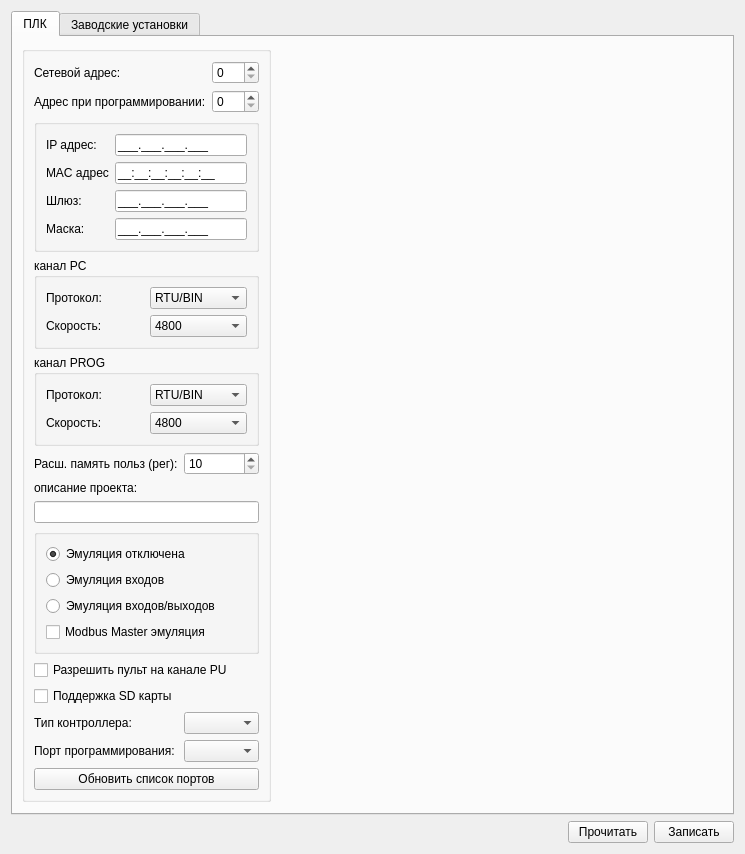
atikbif/relkonIDE, file settingsform.ui: the form before one commit.
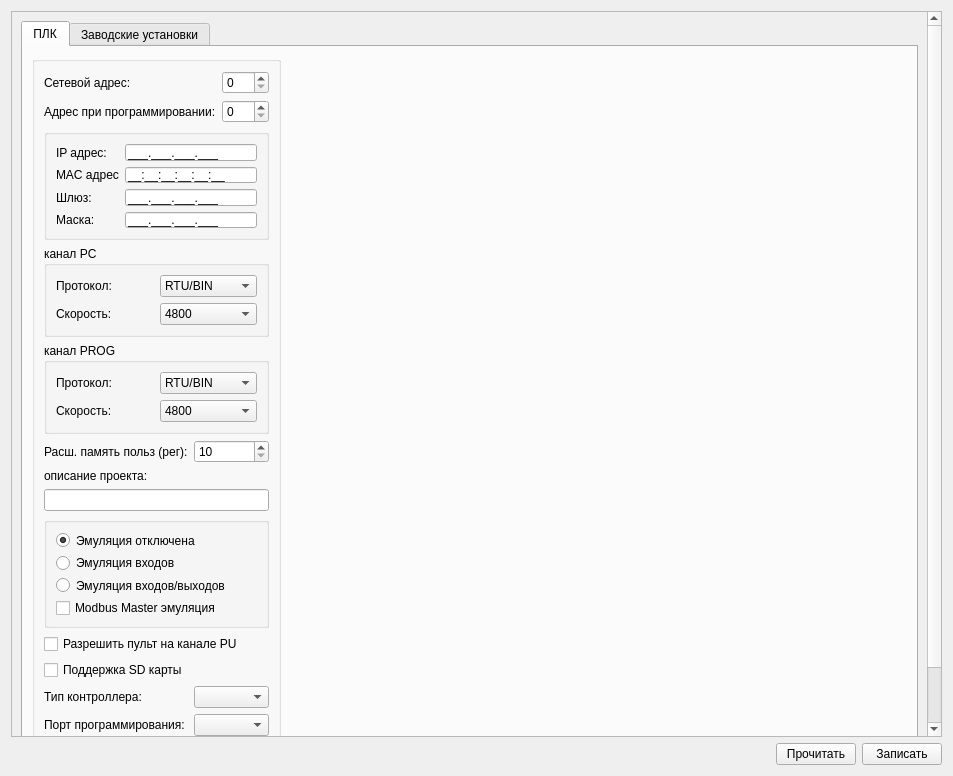
The form after the commit.

The edit to the form file:
```diff
--- a/settingsform.ui
+++ b/settingsform.ui
@@ -6,15 +6,57 @@
    <rect>
     <x>0</x>
     <y>0</y>
-    <width>745</width>
-    <height>751</height>
+    <width>953</width>
+    <height>776</height>
    </rect>
   </property>
   <property name="windowTitle">
    <string>Form</string>
   </property>
   <layout class="QGridLayout" name="gridLayout_6">
-   <item row="0" column="0" colspan="3">
+   <item row="1" column="1">
+    <spacer name="horizontalSpacer_4">
+     <property name="orientation">
+      <enum>Qt::Horizontal</enum>
+     </property>
+     <property name="sizeHint" stdset="0">
+      <size>
+       <width>943</width>
+       <height>20</height>
+      </size>
+     </property>
+    </spacer>
+   </item>
+   <item row="1" column="2">
+    <widget class="QPushButton" name="pushButtonFromPLC">
+     <property name="text">
+      <string>Прочитать</string>
+     </property>
+    </widget>
+   </item>
+   <item row="1" column="3">
+    <widget class="QPushButton" name="pushButtonToPLC">
+     <property name="text">
+      <string>Записать</string>
+     </property>
+    </widget>
+   </item>
+   <item row="0" column="0" colspan="4">
+    <widget class="QScrollArea" name="scrollArea">
+     <property name="widgetResizable">
+      <bool>true</bool>
+     </property>
+     <widget class="QWidget" name="scrollAreaWidgetContents">
+      <property name="geometry">
+       <rect>
+        <x>0</x>
+        <y>0</y>
+        <width>916</width>
+        <height>747</height>
+       </rect>
+      </property>
+      <layout class="QGridLayout" name="gridLayout_10">
+       <item row="0" column="0">
     <widget class="QTabWidget" name="tabWidget">
      <property name="currentIndex">
       <number>0</number>
@@ -26,11 +68,92 @@
       <layout class="QGridLayout" name="gridLayout_8">
        <item row="0" column="0">
         <widget class="QGroupBox" name="groupBox_8">
+             <property name="maximumSize">
+              <size>
+               <width>16777215</width>
+               <height>720</height>
+              </size>
+             </property>
          <property name="title">
           <string/>
          </property>
          <layout class="QGridLayout" name="gridLayout_7">
-          <item row="1" column="0" colspan="2">
+              <item row="2" column="1" colspan="2">
+               <widget class="QGroupBox" name="groupBox_4">
+                <property name="title">
+                 <string>канал PС</string>
+                </property>
+                <layout class="QVBoxLayout" name="verticalLayout_4">
+                 <item>
+                  <layout class="QGridLayout" name="gridLayout_4">
+                   <item row="0" column="0">
+                    <widget class="QLabel" name="label_7">
+                     <property name="text">
+                      <string>Протокол:</string>
+                     </property>
+                    </widget>
+                   </item>
+                   <item row="0" column="1">
+                    <widget class="QComboBox" name="comboBoxPcProtocol">
+                     <item>
+                      <property name="text">
+                       <string>RTU/BIN</string>
+                      </property>
+                     </item>
+                     <item>
+                      <property name="text">
+                       <string>ASCII</string>
+                      </property>
+                     </item>
+                    </widget>
+                   </item>
+                   <item row="1" column="0">
+                    <widget class="QLabel" name="label_8">
+                     <property name="text">
+                      <string>Скорость:</string>
+                     </property>
+                    </widget>
+                   </item>
+                   <item row="1" column="1">
+                    <widget class="QComboBox" name="comboBoxPcSpeed">
+                     <item>
+                      <property name="text">
+                       <string>4800</string>
+                      </property>
+                     </item>
+                     <item>
+                      <property name="text">
+                       <string>9600</string>
+                      </property>
+                     </item>
+                     <item>
+                      <property name="text">
+                       <string>19200</string>
+                      </property>
+                     </item>
+                     <item>
+                      <property name="text">
+                       <string>38400</string>
+                      </property>
+                     </item>
+                     <item>
+                      <property name="text">
+                       <string>57600</string>
+                      </property>
+                     </item>
+                     <item>
+                      <property name="text">
+                       <string>115200</string>
+                      </property>
+                     </item>
+                    </widget>
+                   </item>
+                  </layout>
+                 </item>
+                </layout>
+               </widget>
+              </item>
+              <item row="1" column="1" colspan="2">
            <widget class="QGroupBox" name="groupBox_2">
             <property name="title">
              <string/>
@@ -99,82 +222,7 @@
             </layout>
            </widget>
           </item>
-          <item row="2" column="0" colspan="2">
-           <widget class="QGroupBox" name="groupBox_4">
-            <property name="title">
-             <string>канал PС</string>
-            </property>
-            <layout class="QVBoxLayout" name="verticalLayout_4">
-             <item>
-              <layout class="QGridLayout" name="gridLayout_4">
-               <item row="0" column="0">
-                <widget class="QLabel" name="label_7">
-                 <property name="text">
-                  <string>Протокол:</string>
-                 </property>
-                </widget>
-               </item>
-               <item row="0" column="1">
-                <widget class="QComboBox" name="comboBoxPcProtocol">
-                 <item>
-                  <property name="text">
-                   <string>RTU/BIN</string>
-                  </property>
-                 </item>
-                 <item>
-                  <property name="text">
-                   <string>ASCII</string>
-                  </property>
-                 </item>
-                </widget>
-               </item>
-               <item row="1" column="0">
-                <widget class="QLabel" name="label_8">
-                 <property name="text">
-                  <string>Скорость:</string>
-                 </property>
-                </widget>
-               </item>
-               <item row="1" column="1">
-                <widget class="QComboBox" name="comboBoxPcSpeed">
-                 <item>
-                  <property name="text">
-                   <string>4800</string>
-                  </property>
-                 </item>
-                 <item>
-                  <property name="text">
-                   <string>9600</string>
-                  </property>
-                 </item>
-                 <item>
-                  <property name="text">
-                   <string>19200</string>
-                  </property>
-                 </item>
-                 <item>
-                  <property name="text">
-                   <string>38400</string>
-                  </property>
-                 </item>
-                 <item>
-                  <property name="text">
-                   <string>57600</string>
-                  </property>
-                 </item>
-                 <item>
-                  <property name="text">
-                   <string>115200</string>
-                  </property>
-                 </item>
-                </widget>
-               </item>
-              </layout>
-             </item>
-            </layout>
-           </widget>
-          </item>
-          <item row="3" column="0" colspan="2">
+              <item row="3" column="1" colspan="2">
            <widget class="QGroupBox" name="groupBox_3">
             <property name="title">
              <string>канал PROG</string>
@@ -249,7 +297,7 @@
             </layout>
            </widget>
           </item>
-          <item row="8" column="0" colspan="2">
+              <item row="8" column="1" colspan="2">
            <widget class="QGroupBox" name="groupBox_6">
             <property name="title">
              <string/>
@@ -289,31 +337,48 @@
             </layout>
            </widget>
           </item>
-          <item row="10" column="0" colspan="2">
+              <item row="10" column="1" colspan="2">
            <widget class="QCheckBox" name="checkBoxSD">
             <property name="text">
              <string>Поддержка SD карты</string>
             </property>
            </widget>
           </item>
-          <item row="11" column="0">
+              <item row="11" column="1">
            <widget class="QLabel" name="label_9">
             <property name="text">
              <string>Тип контроллера:</string>
             </property>
            </widget>
           </item>
-          <item row="11" column="1">
-           <widget class="QComboBox" name="comboBoxPLCType"/>
-          </item>
-          <item row="9" column="0" colspan="2">
+              <item row="9" column="1" colspan="2">
            <widget class="QCheckBox" name="checkBoxDisplay">
             <property name="text">
              <string>Разрешить пульт на канале PU</string>
             </property>
            </widget>
           </item>
-          <item row="0" column="0" colspan="2">
+              <item row="11" column="2">
+               <widget class="QComboBox" name="comboBoxPLCType"/>
+              </item>
+              <item row="14" column="1" colspan="2">
+               <widget class="QPushButton" name="pushButtonPortListUpdate">
+                <property name="text">
+                 <string>Обновить список портов</string>
+                </property>
+               </widget>
+              </item>
+              <item row="5" column="2">
+               <widget class="QSpinBox" name="spinBoxEMemSize">
+                <property name="minimum">
+                 <number>10</number>
+                </property>
+                <property name="maximum">
+                 <number>10000</number>
+                </property>
+               </widget>
+              </item>
+              <item row="0" column="1" colspan="2">
            <layout class="QGridLayout" name="gridLayout">
             <item row="1" column="1">
              <widget class="QSpinBox" name="spinBoxProgAddr">
@@ -345,66 +410,36 @@
             </item>
            </layout>
           </item>
-          <item row="14" column="0" colspan="2">
-           <widget class="QPushButton" name="pushButtonPortListUpdate">
-            <property name="text">
-             <string>Обновить список портов</string>
-            </property>
-           </widget>
-          </item>
-          <item row="5" column="1">
-           <widget class="QSpinBox" name="spinBoxEMemSize">
-            <property name="minimum">
-             <number>10</number>
-            </property>
-            <property name="maximum">
-             <number>1000</number>
-            </property>
-           </widget>
-          </item>
-          <item row="13" column="0">
+              <item row="7" column="1" colspan="2">
+               <widget class="QLineEdit" name="lineEditProjectDefenition"/>
+              </item>
+              <item row="13" column="1">
            <widget class="QLabel" name="label_10">
             <property name="text">
              <string>Порт программирования:</string>
             </property>
            </widget>
           </item>
-          <item row="5" column="0">
+              <item row="6" column="1">
+               <widget class="QLabel" name="label_13">
+                <property name="text">
+                 <string>описание проекта:</string>
+                </property>
+               </widget>
+              </item>
+              <item row="5" column="1">
            <widget class="QLabel" name="label_11">
             <property name="text">
              <string>Расш. память польз (рег):</string>
             </property>
            </widget>
           </item>
-          <item row="13" column="1">
+              <item row="13" column="2">
            <widget class="QComboBox" name="comboBoxPrPort"/>
           </item>
-          <item row="6" column="0">
-           <widget class="QLabel" name="label_13">
-            <property name="text">
-             <string>описание проекта:</string>
-            </property>
-           </widget>
-          </item>
-          <item row="7" column="0" colspan="2">
-           <widget class="QLineEdit" name="lineEditProjectDefenition"/>
-          </item>
          </layout>
         </widget>
        </item>
-       <item row="0" column="1">
-        <spacer name="horizontalSpacer_2">
-         <property name="orientation">
-          <enum>Qt::Horizontal</enum>
-         </property>
-         <property name="sizeHint" stdset="0">
-          <size>
-           <width>458</width>
-           <height>20</height>
-          </size>
-         </property>
-        </spacer>
-       </item>
        <item row="1" column="0">
         <spacer name="verticalSpacer">
          <property name="orientation">
@@ -418,6 +453,19 @@
          </property>
         </spacer>
        </item>
+           <item row="0" column="2">
+            <spacer name="horizontalSpacer_2">
+             <property name="orientation">
+              <enum>Qt::Horizontal</enum>
+             </property>
+             <property name="sizeHint" stdset="0">
+              <size>
+               <width>390</width>
+               <height>675</height>
+              </size>
+             </property>
+            </spacer>
+           </item>
       </layout>
      </widget>
      <widget class="QWidget" name="tab_2">
@@ -491,31 +539,8 @@
      </widget>
     </widget>
    </item>
-   <item row="1" column="0">
-    <spacer name="horizontalSpacer_4">
-     <property name="orientation">
-      <enum>Qt::Horizontal</enum>
-     </property>
-     <property name="sizeHint" stdset="0">
-      <size>
-       <width>562</width>
-       <height>20</height>
-      </size>
-     </property>
-    </spacer>
-   </item>
-   <item row="1" column="1">
-    <widget class="QPushButton" name="pushButtonFromPLC">
-     <property name="text">
-      <string>Прочитать</string>
-     </property>
-    </widget>
-   </item>
-   <item row="1" column="2">
-    <widget class="QPushButton" name="pushButtonToPLC">
-     <property name="text">
-      <string>Записать</string>
-     </property>
+      </layout>
+     </widget>
     </widget>
    </item>
   </layout>
```
Lines whose indentation alone changed are shown as unchanged.
